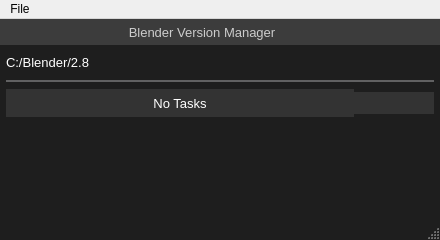
DotBow/Blender-Version-Manager, file main_window_design.ui: the form before one commit.
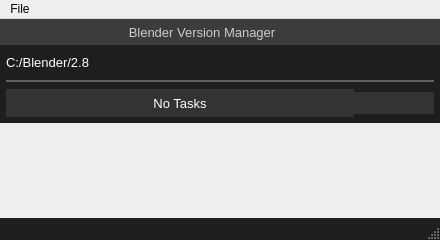
The form after the commit. Icons and pictures are not drawn.

Diff of the .ui file:
```diff
--- a/main_window_design.ui
+++ b/main_window_design.ui
@@ -52,7 +52,7 @@
    <property name="contextMenuPolicy">
     <enum>Qt::DefaultContextMenu</enum>
    </property>
-   <layout class="QVBoxLayout" name="verticalLayout" stretch="0,0,0,0,0,0">
+   <layout class="QVBoxLayout" name="verticalLayout" stretch="0,0,0,0,0">
     <property name="leftMargin">
      <number>0</number>
     </property>
@@ -662,23 +662,73 @@
      </layout>
     </item>
     <item>
-     <layout class="QVBoxLayout" name="layoutListVersions"/>
-    </item>
-    <item>
-     <spacer name="verticalSpacer">
-      <property name="orientation">
-       <enum>Qt::Vertical</enum>
+     <widget class="QScrollArea" name="scrollArea">
+      <property name="styleSheet">
+       <string notr="true">QWidget
+{
+	background-color: rgb(30, 30, 30);
+}r</string>
       </property>
-      <property name="sizeType">
-       <enum>QSizePolicy::MinimumExpanding</enum>
+      <property name="frameShape">
+       <enum>QFrame::NoFrame</enum>
       </property>
-      <property name="sizeHint" stdset="0">
-       <size>
-        <width>0</width>
-        <height>0</height>
-       </size>
+      <property name="frameShadow">
+       <enum>QFrame::Plain</enum>
       </property>
-     </spacer>
+      <property name="horizontalScrollBarPolicy">
+       <enum>Qt::ScrollBarAlwaysOff</enum>
+      </property>
+      <property name="widgetResizable">
+       <bool>true</bool>
+      </property>
+      <widget class="QWidget" name="scrollAreaWidgetContents">
+       <property name="geometry">
+        <rect>
+         <x>0</x>
+         <y>0</y>
+         <width>440</width>
+         <height>78</height>
+        </rect>
+       </property>
+       <layout class="QVBoxLayout" name="verticalLayout_2">
+        <property name="spacing">
+         <number>6</number>
+        </property>
+        <property name="leftMargin">
+         <number>0</number>
+        </property>
+        <property name="topMargin">
+         <number>0</number>
+        </property>
+        <property name="rightMargin">
+         <number>0</number>
+        </property>
+        <property name="bottomMargin">
+         <number>0</number>
+        </property>
+        <item>
+         <layout class="QVBoxLayout" name="layoutListVersions">
+          <property name="rightMargin">
+           <number>0</number>
+          </property>
+         </layout>
+        </item>
+        <item>
+         <spacer name="verticalSpacer">
+          <property name="orientation">
+           <enum>Qt::Vertical</enum>
+          </property>
+          <property name="sizeHint" stdset="0">
+           <size>
+            <width>20</width>
+            <height>47</height>
+           </size>
+          </property>
+         </spacer>
+        </item>
+       </layout>
+      </widget>
+     </widget>
     </item>
    </layout>
   </widget>
```
